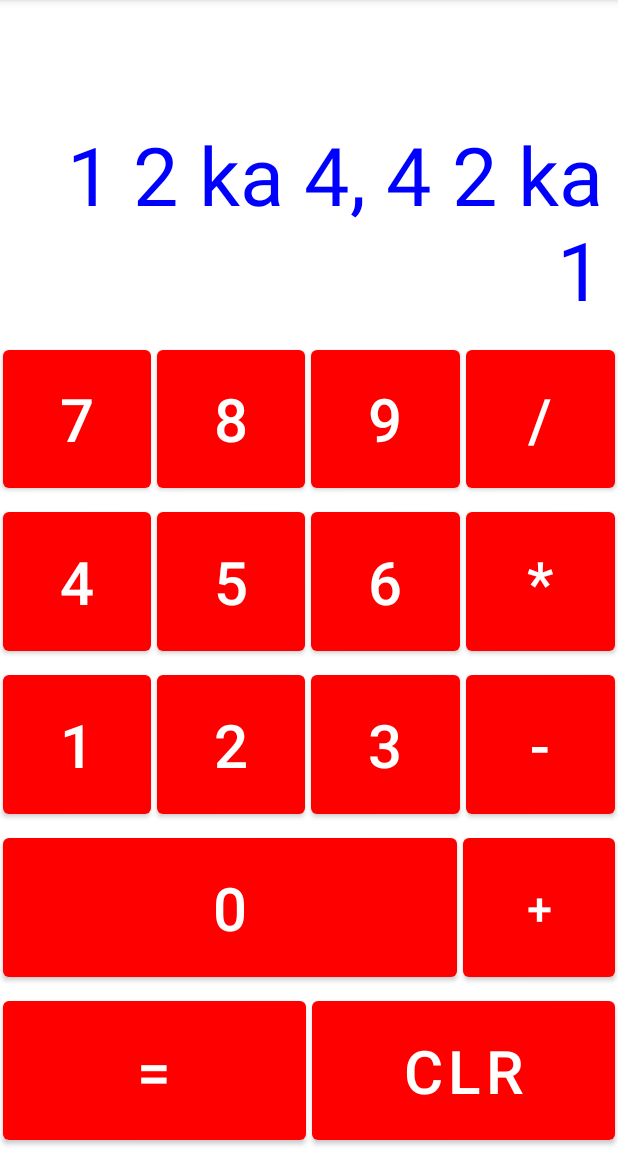
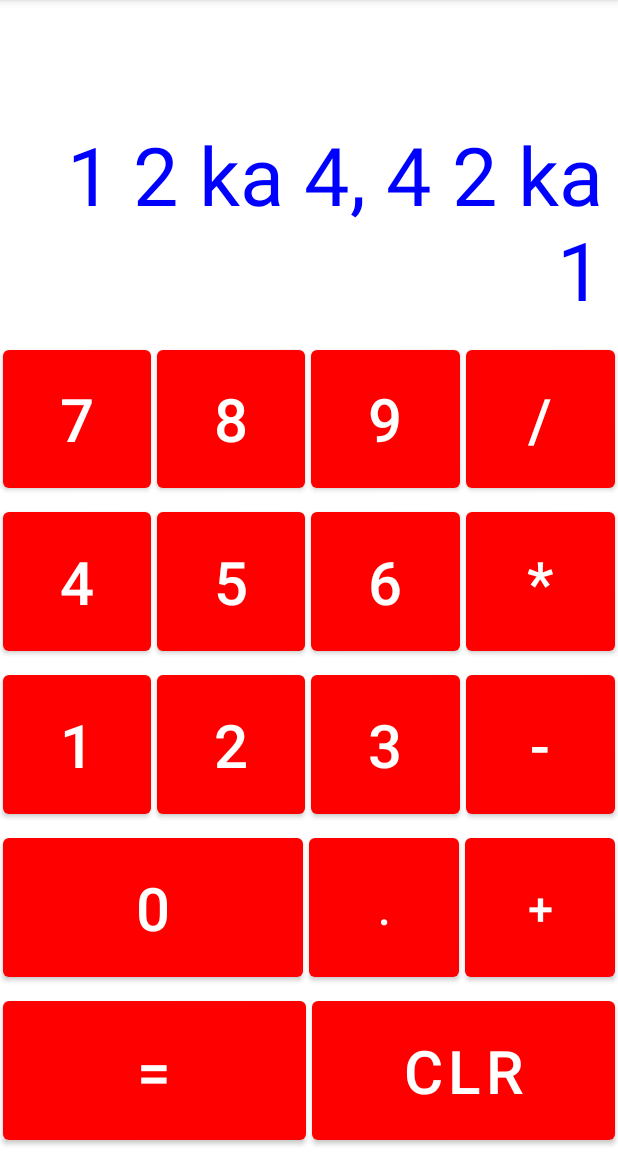
Before and after one commit to shashankRanaNW/Bemst-Calculator, an Android app: the screen it shows after launch (MainActivity), on a phone screen of 412 x 824 dp, the part 84-1236 px from its top. Run offline under Robolectric (Android 15) with nearby library versions, the phone set to English and light mode, and no system bars.

```diff
--- a/app/src/main/res/layout/activity_main.xml
+++ b/app/src/main/res/layout/activity_main.xml
@@ -228,7 +228,7 @@
             android:id="@+id/btn0"
             android:layout_width="0sp"
             android:layout_height="match_parent"
-            android:layout_weight="3"
+            android:layout_weight="2"
             android:text="0"
             android:layout_margin="2sp"
             android:textSize="40sp"
@@ -237,7 +237,18 @@
 
             />
 
+        <Button
 
+            android:id="@+id/btn_decimal"
+            android:layout_width="0sp"
+            android:layout_height="match_parent"
+            android:layout_weight="1"
+            android:text="."
+            android:layout_margin="2sp"
+            android:textSize="30sp"
+            android:onClick="on_decimal"
+            android:textColor="@color/white"
+            />
 
 
         <Button
```
Also changed, not shown: app/src/main/java/com/example/meracalculatorsabseuparallyouneedisloveloveisallyouneed/MainActivity.kt (+31 -10 lines).
